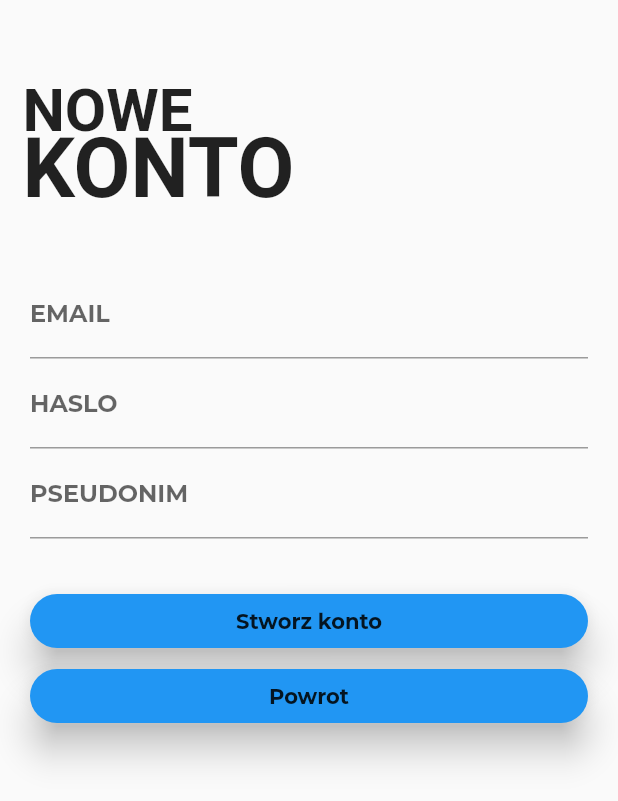
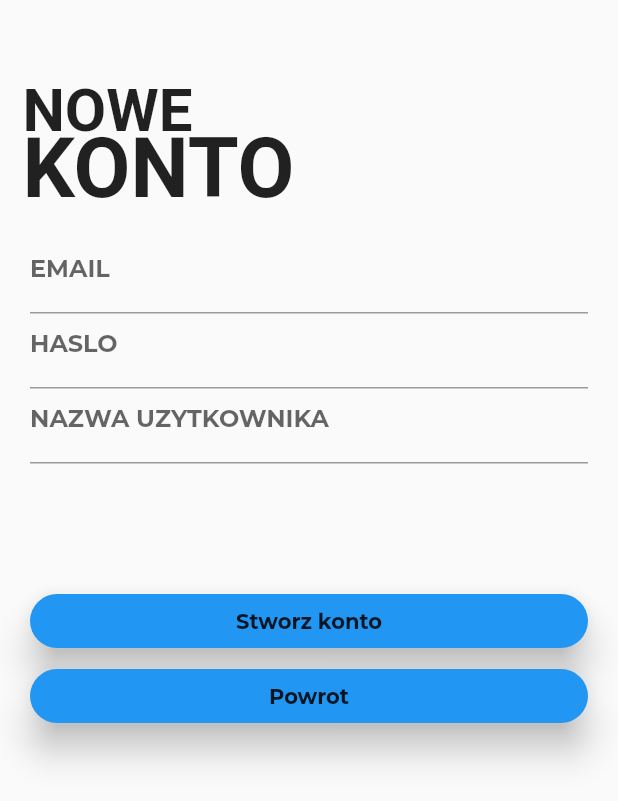
Before and after one commit to GGuinea/Angler-s-journal-Flutter, a Flutter app: the SignupPage screen opened directly, on a phone screen of 412 x 824 dp. Shown: the top 801 px of the screen. Run offline on Flutter 3.47's test engine with Material 2 defaults, Android fonts, the phone set to English and light mode, and no system bars; project files that could hold a hidden picture were left out.

Commit message:
Cosmetic chagnes

```diff
--- a/NotatnikWedkarza/lib/signup.dart
+++ b/NotatnikWedkarza/lib/signup.dart
@@ -36,7 +36,7 @@ class _SignupPageState extends State<SignupPage> {
                         ),
                       )),
                   Container(
-                    padding: EdgeInsets.only(top: 180, left: 20, right: 20),
+                    padding: EdgeInsets.only(top: 150, left: 20, right: 20),
                     child: TextFormField(
                         decoration: InputDecoration(
                       labelStyle: TextStyle(
@@ -47,7 +47,7 @@ class _SignupPageState extends State<SignupPage> {
                     )),
                   ),
                   Container(
-                    padding: EdgeInsets.only(top: 240, left: 20, right: 20),
+                    padding: EdgeInsets.only(top: 200, left: 20, right: 20),
                     child: TextFormField(
                         decoration: InputDecoration(
                       labelStyle: TextStyle(
@@ -58,14 +58,14 @@ class _SignupPageState extends State<SignupPage> {
                     )),
                   ),
                   Container(
-                    padding: EdgeInsets.only(top: 300, left: 20, right: 20),
+                    padding: EdgeInsets.only(top: 250, left: 20, right: 20),
                     child: TextFormField(
                         decoration: InputDecoration(
                       labelStyle: TextStyle(
                         fontFamily: 'Montserrat',
                         fontWeight: FontWeight.bold,
                       ),
-                      labelText: "PSEUDONIM",
+                      labelText: "NAZWA UZYTKOWNIKA",
                     )),
                   ),
                   Container(
```
